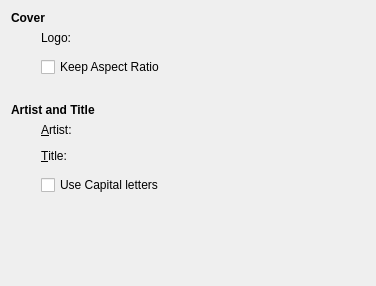
First picture: the form in now-rocking/contents/ui/config.ui, repository lmiphay/pdamsten-plasmoids, before the edit.
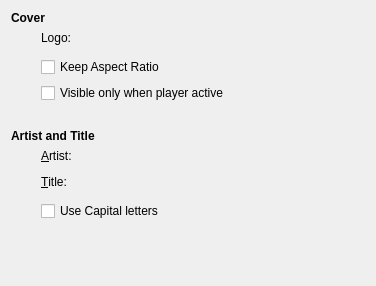
Second picture: the form after the edit. Custom widgets are drawn as their Qt base class.

Commit message: Add 'only visible when player active' feature patch from Žarko Milenkovic

The edit to the form file:
```diff
--- a/now-rocking/contents/ui/config.ui
+++ b/now-rocking/contents/ui/config.ui
@@ -46,6 +46,13 @@
        </property>
       </widget>
      </item>
+     <item>
+      <widget class="QCheckBox" name="kcfg_visibleWhenActive">
+       <property name="text">
+        <string>Visible only when player active</string>
+       </property>
+      </widget>
+     </item>
     </layout>
    </item>
    <item>
```
The commit also changes 2 other files.
